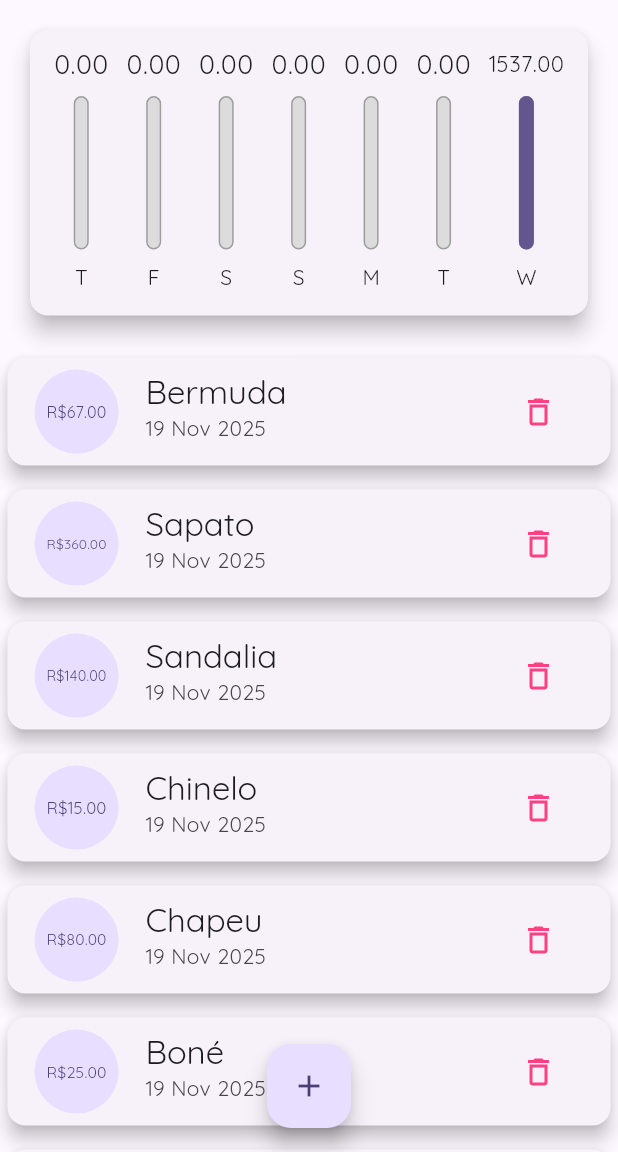
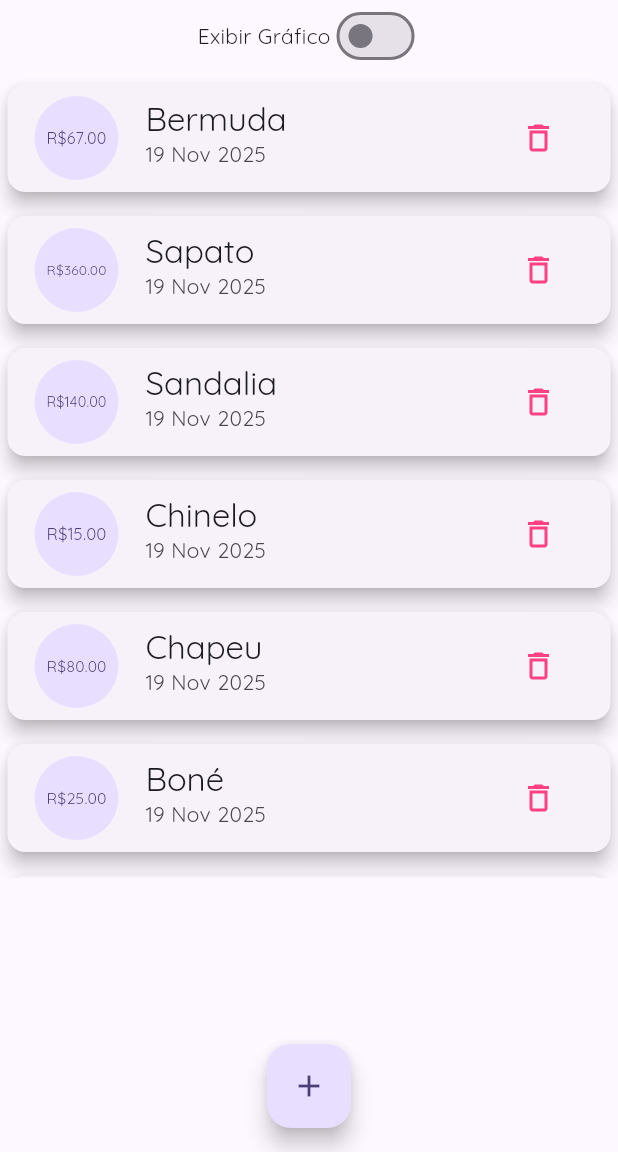
Before and after one commit to AlexandreFel1pe/curso_flutter, a Flutter app: the screen it shows after launch, on a phone screen of 412 x 824 dp, the part 84-1236 px from its top. Run offline on Flutter 3.47's test engine with Material 3 defaults, Android fonts, the phone set to English and light mode, and no system bars.

```diff
--- a/expenses/lib/main.dart
+++ b/expenses/lib/main.dart
@@ -42,6 +42,8 @@ class _MyHomePageState extends State<MyHomePage> {
     Transaction(id: '9', title: 'Sapato', value: 360, date: DateTime.now()),
     Transaction(id: '19', title: 'Bermuda', value: 67, date: DateTime.now()),
   ];
+
+  bool _showChart = false;
 
   List<Transaction> get _recentTransactions {
     return _transactions.where((tr) {
@@ -115,11 +117,26 @@ class _MyHomePageState extends State<MyHomePage> {
               child: Column(
                 crossAxisAlignment: CrossAxisAlignment.stretch,
                 children: [
-                  Container(
+                  Row(
+                    mainAxisAlignment: MainAxisAlignment.center,
+                    children: [
+                      Text('Exibir Gráfico'),
+                      Switch(
+                        value: _showChart,
+                        onChanged: (value) {
+                          print(value);
+                          setState(() {
+                            _showChart = value;
+                          });
+                        },
+                      ),
+                    ],
+                  ),
+                  if (_showChart) Container(
                     height: availableHeight * 0.3,
                     child: Chart(recentTransaction: _recentTransactions),
                   ),
-                  Container(
+                  if (!_showChart) Container(
                     height: availableHeight * 0.7,
                     child: TransactionList(transactions: _transactions, removeTransaction: _removeTransaction),
                   ),
```
